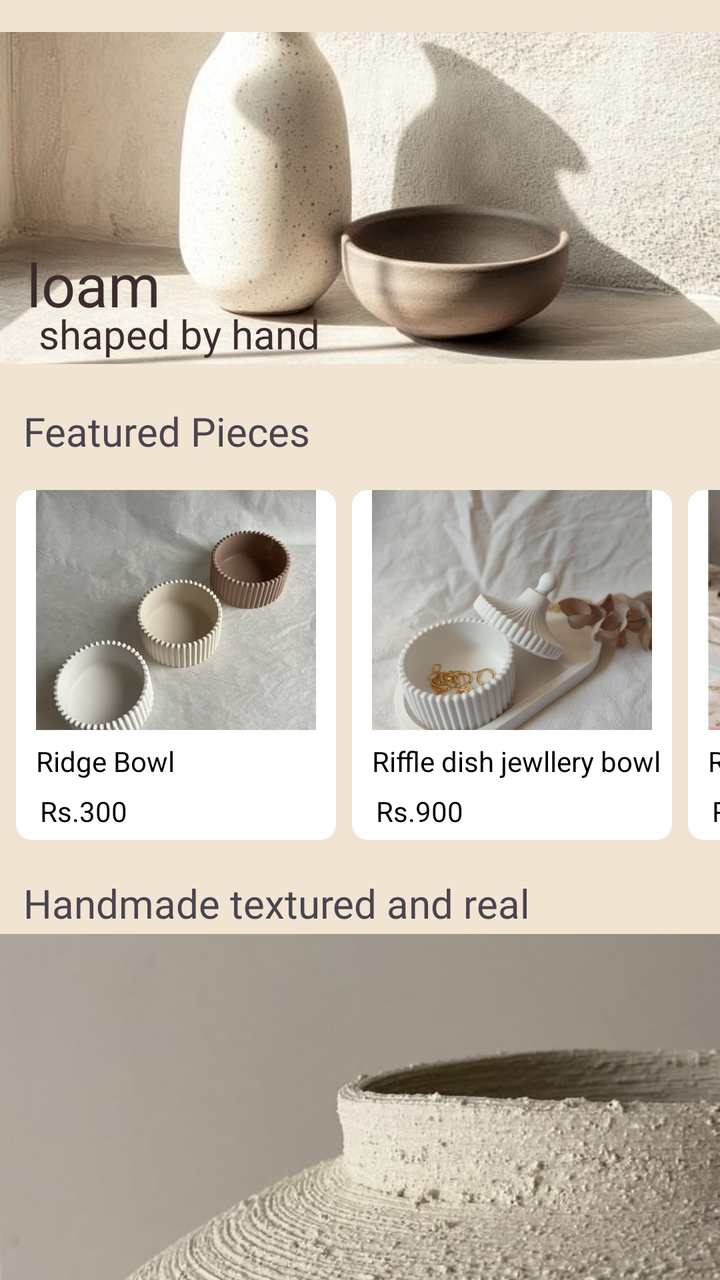
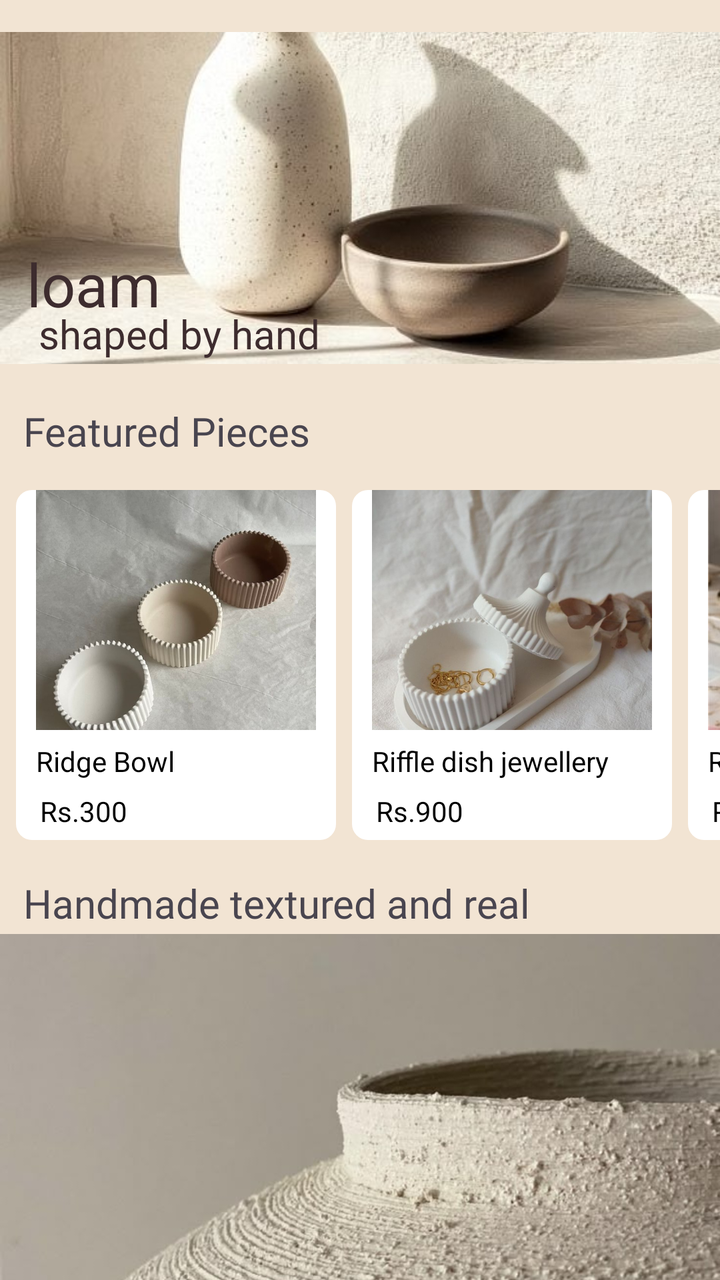

Screens rendered from an Android XML layout before and after an edit, with the pre-edit source and the edit as a unified diff.
<!-- AndroidManifest.xml: application theme Theme.Loam -->
<!-- res/layout/fragment_home.xml -->
<?xml version="1.0" encoding="utf-8"?>
<androidx.core.widget.NestedScrollView xmlns:android="http://schemas.android.com/apk/res/android"
    xmlns:app="http://schemas.android.com/apk/res-auto"
    xmlns:tools="http://schemas.android.com/tools"
    android:layout_width="match_parent"
    android:layout_height="match_parent"
    tools:context=".HomeFragment">
    <androidx.constraintlayout.widget.ConstraintLayout
        android:layout_width="match_parent"
        android:layout_height="wrap_content"
        android:background="#F2E4D3">



        <ImageView
            android:id="@+id/imageView3"
            android:layout_width="0dp"
            android:layout_height="190dp"
            android:layout_marginTop="4dp"
            android:scaleType="fitCenter"
            android:src="@drawable/home_her"
            app:layout_constraintEnd_toEndOf="parent"
            app:layout_constraintHorizontal_bias="1.0"
            app:layout_constraintStart_toStartOf="parent"
            app:layout_constraintTop_toTopOf="parent" />

        <TextView
            android:id="@+id/textView"
            android:layout_width="wrap_content"
            android:layout_height="wrap_content"
            android:text="loam"
            android:textColor="#3D2C2E"
            android:textSize="30sp"
            app:layout_constraintBottom_toBottomOf="@+id/imageView3"
            app:layout_constraintEnd_toEndOf="@+id/imageView3"
            app:layout_constraintHorizontal_bias="0.046"
            app:layout_constraintStart_toStartOf="@+id/imageView3"
            app:layout_constraintTop_toTopOf="@+id/imageView3"
            app:layout_constraintVertical_bias="0.786" />
        <TextView
            android:id="@+id/textView2"
            android:layout_width="wrap_content"
            android:layout_height="wrap_content"
            android:alpha="1"
            android:fontFamily="@font/carattere"
            android:text="shaped by hand"
            android:textColor="#3D2C2E"
            android:textSize="20sp"
            app:layout_constraintBottom_toBottomOf="@+id/imageView3"
            app:layout_constraintEnd_toEndOf="@+id/imageView3"
            app:layout_constraintHorizontal_bias="0.088"
            app:layout_constraintStart_toStartOf="@+id/imageView3"
            app:layout_constraintTop_toTopOf="@+id/imageView3"
            app:layout_constraintVertical_bias="0.917" />
        <TextView
            android:id="@+id/txt"
            android:layout_width="216dp"
            android:layout_height="wrap_content"
            android:layout_marginTop="8dp"
            android:fontFamily="@font/contrail_one"
            android:text="Featured Pieces"
            android:textSize="20sp"
            app:layout_constraintEnd_toEndOf="parent"
            app:layout_constraintHorizontal_bias="0.082"
            app:layout_constraintStart_toStartOf="parent"
            app:layout_constraintTop_toBottomOf="@id/imageView3" />
        <HorizontalScrollView
            android:layout_width="match_parent"
            android:layout_height="wrap_content"
            android:id="@+id/hzsview"

            app:layout_constraintTop_toBottomOf="@+id/txt"

            android:scrollbars="none">

            <LinearLayout
                android:layout_width="wrap_content"
                android:id="@+id/linear_horizontal"
                android:layout_height="wrap_content"
                android:orientation="horizontal"
                android:paddingStart="8dp"
                android:paddingTop="16dp"
                android:paddingEnd="16dp"
                android:paddingBottom="16dp"
                android:clipToOutline="true">
                <LinearLayout
                    android:layout_width="160dp"
                    android:layout_height="wrap_content"
                    android:orientation="vertical"
                    android:background="@drawable/bg"


                    >

                    <ImageView
                        android:id="@+id/imageView4"
                        android:layout_width="match_parent"
                        android:layout_height="120dp"
                        android:padding="10dp"
                        android:scaleType="centerCrop"
                        android:src="@drawable/pr_1" />

                    <TextView
                        android:layout_width="wrap_content"
                        android:layout_height="20dp"
                        android:layout_marginStart="10dp"
                        android:layout_marginTop="6dp"
                        android:text="Ridge Bowl"
                        android:textColor="@color/black" />

                    <TextView
                        android:layout_width="wrap_content"
                        android:layout_height="wrap_content"
                        android:layout_marginStart="7dp"
                        android:padding="5dp"
                        android:text="Rs.300"
                        android:textColor="@color/black" />

                </LinearLayout>
                <LinearLayout
                    android:layout_width="160dp"
                    android:layout_height="wrap_content"
                    android:orientation="vertical"
                    android:layout_marginStart="8dp"
                    android:background="@drawable/bg"

                    >

                    <ImageView
                        android:id="@+id/imageView5"
                        android:layout_width="match_parent"
                        android:layout_height="120dp"
                        android:padding="10dp"
                        android:scaleType="centerCrop"
                        android:src="@drawable/pr_2" />

                    <TextView
                        android:layout_width="wrap_content"
                        android:layout_height="20dp"
                        android:layout_marginStart="10dp"
                        android:layout_marginTop="6dp"
                        android:text="Riffle dish jewllery bowl"
                        android:textColor="@color/black" />

                    <TextView
                        android:layout_width="wrap_content"
                        android:layout_height="wrap_content"
                        android:layout_marginStart="7dp"
                        android:padding="5dp"
                        android:text="Rs.900"
                        android:textColor="@color/black" />

                </LinearLayout>
                <LinearLayout
                    android:layout_width="160dp"
                    android:layout_height="wrap_content"
                    android:orientation="vertical"
                    android:background="@drawable/bg"
                    android:layout_marginStart="8dp"

                    >

                    <ImageView
                        android:id="@+id/imageView6"
                        android:layout_width="match_parent"
                        android:layout_height="120dp"
                        android:padding="10dp"
                        android:scaleType="centerCrop"
                        android:src="@drawable/pr_3" />

                    <TextView
                        android:layout_width="wrap_content"
                        android:layout_height="20dp"
                        android:layout_marginStart="10dp"
                        android:layout_marginTop="6dp"
                        android:text="Ridge Bowl"
                        android:textColor="@color/black" />

                    <TextView
                        android:layout_width="wrap_content"
                        android:layout_height="wrap_content"
                        android:layout_marginStart="7dp"
                        android:padding="5dp"
                        android:text="Rs.1000"
                        android:textColor="@color/black" />

                </LinearLayout>
                <LinearLayout
                    android:layout_width="160dp"
                    android:layout_height="wrap_content"
                    android:orientation="vertical"
                    android:layout_marginStart="8dp"
                    android:background="@drawable/bg"

                    >

                    <ImageView
                        android:id="@+id/imageView10"
                        android:layout_width="match_parent"
                        android:layout_height="120dp"
                        android:padding="10dp"
                        android:scaleType="centerCrop"
                        android:src="@drawable/pr_4" />

                    <TextView
                        android:layout_width="wrap_content"
                        android:layout_height="20dp"
                        android:layout_marginStart="10dp"
                        android:layout_marginTop="6dp"
                        android:text="Ridge Bowl"
                        android:textColor="@color/black" />

                    <TextView
                        android:layout_width="wrap_content"
                        android:layout_height="wrap_content"
                        android:layout_marginStart="7dp"
                        android:padding="5dp"
                        android:text="Rs.300"
                        android:textColor="@color/black" />

                </LinearLayout>
                <LinearLayout
                    android:layout_width="160dp"
                    android:layout_height="wrap_content"
                    android:orientation="vertical"
                    android:layout_marginStart="8dp"
                    android:background="@drawable/bg"

                    >

                    <ImageView
                        android:id="@+id/img8"
                        android:layout_width="match_parent"
                        android:layout_height="120dp"
                        android:padding="10dp"
                        android:scaleType="centerCrop"
                        android:src="@drawable/pr_5" />

                    <TextView
                        android:layout_width="wrap_content"
                        android:layout_height="20dp"
                        android:layout_marginStart="10dp"
                        android:layout_marginTop="6dp"
                        android:text="Ridge Bowl"
                        android:textColor="@color/black" />

                    <TextView
                        android:layout_width="wrap_content"
                        android:layout_height="wrap_content"
                        android:layout_marginStart="7dp"
                        android:padding="5dp"
                        android:text="Rs.300"
                        android:textColor="@color/black" />

                </LinearLayout>
                <LinearLayout
                    android:layout_width="160dp"
                    android:layout_height="wrap_content"
                    android:orientation="vertical"
                    android:layout_marginStart="8dp"
                    android:background="@drawable/bg"

                    >

                    <ImageView
                        android:id="@+id/imageView9"
                        android:layout_width="match_parent"
                        android:layout_height="120dp"
                        android:padding="10dp"
                        android:scaleType="centerCrop"
                        android:src="@drawable/pr_6" />

                    <TextView
                        android:layout_width="wrap_content"
                        android:layout_height="20dp"
                        android:layout_marginStart="10dp"
                        android:layout_marginTop="6dp"
                        android:text="Ridge Bowl"
                        android:textColor="@color/black" />

                    <TextView
                        android:layout_width="wrap_content"
                        android:layout_height="wrap_content"
                        android:layout_marginStart="7dp"
                        android:padding="5dp"
                        android:text="Rs.300"
                        android:textColor="@color/black" />

                </LinearLayout>
            </LinearLayout>
        </HorizontalScrollView>

        <TextView
            android:id="@+id/txt1"
            android:layout_width="wrap_content"
            android:layout_height="wrap_content"
            android:fontFamily="@font/contrail_one"
            android:padding="2dp"
            android:text="Handmade textured and real"
            android:textSize="20sp"
            app:layout_constraintBottom_toTopOf="@id/imageView7"
            app:layout_constraintEnd_toEndOf="parent"
            app:layout_constraintHorizontal_bias="0.094"
            app:layout_constraintStart_toStartOf="parent"
            app:layout_constraintTop_toBottomOf="@id/hzsview" />

        <ImageView
            android:id="@+id/imageView7"
            android:layout_width="0dp"
            android:layout_height="200dp"
            android:scaleType="centerCrop"
            android:src="@drawable/home_2"
            app:layout_constraintEnd_toEndOf="parent"
            app:layout_constraintHorizontal_bias="0.0"
            app:layout_constraintStart_toStartOf="parent"
            app:layout_constraintTop_toBottomOf="@id/txt1"
    />
        <HorizontalScrollView
            android:layout_width="match_parent"
            android:layout_height="wrap_content"
            android:id="@+id/hzsview2"
            app:layout_constraintTop_toBottomOf="@+id/imageView7"

            android:scrollbars="none">

            <LinearLayout
                android:layout_width="wrap_content"
                android:id="@+id/linear_horizontal2"
                android:layout_height="wrap_content"
                android:orientation="horizontal"
                android:paddingStart="8dp"
                android:paddingTop="16dp"
                android:paddingEnd="16dp"
                android:paddingBottom="16dp"
                android:clipToOutline="true">
                <LinearLayout
                    android:layout_width="160dp"
                    android:layout_height="wrap_content"
                    android:orientation="vertical"
                    android:background="@drawable/bg"


                    >

                    <ImageView
                        android:id="@+id/imeView4"
                        android:layout_width="match_parent"
                        android:layout_height="120dp"
                        android:padding="10dp"
                        android:scaleType="centerCrop"
                        android:src="@drawable/vase2" />

                    <TextView
                        android:layout_width="wrap_content"
                        android:layout_height="20dp"
                        android:layout_marginStart="10dp"
                        android:layout_marginTop="6dp"
                        android:text="Ridge Bowl"
                        android:textColor="@color/black" />

                    <TextView
                        android:layout_width="wrap_content"
                        android:layout_height="wrap_content"
                        android:layout_marginStart="7dp"
                        android:padding="5dp"
                        android:text="Rs.300"
                        android:textColor="@color/black" />

                </LinearLayout>
                <LinearLayout
                    android:layout_width="160dp"
                    android:layout_height="wrap_content"
                    android:orientation="vertical"
                    android:layout_marginStart="8dp"
                    android:background="@drawable/bg"

                    >

                    <ImageView
                        android:id="@+id/imView5"
                        android:layout_width="match_parent"
                        android:layout_height="120dp"
                        android:padding="10dp"
                        android:scaleType="centerCrop"
                        android:src="@drawable/planter4" />

                    <TextView
                        android:layout_width="wrap_content"
                        android:layout_height="20dp"
                        android:layout_marginStart="10dp"
                        android:layout_marginTop="6dp"
                        android:text="Riffle dish jewllery bowl"
                        android:textColor="@color/black" />

                    <TextView
                        android:layout_width="wrap_content"
                        android:layout_height="wrap_content"
                        android:layout_marginStart="7dp"
                        android:padding="5dp"
                        android:text="Rs.900"
                        android:textColor="@color/black" />

                </LinearLayout>
                <LinearLayout
                    android:layout_width="160dp"
                    android:layout_height="wrap_content"
                    android:orientation="vertical"
                    android:background="@drawable/bg"
                    android:layout_marginStart="8dp"

                    >

                    <ImageView
                        android:id="@+id/imeView6"
                        android:layout_width="match_parent"
                        android:layout_height="120dp"
                        android:padding="10dp"
                        android:scaleType="centerCrop"
                        android:src="@drawable/wall2" />

                    <TextView
                        android:layout_width="wrap_content"
                        android:layout_height="20dp"
                        android:layout_marginStart="10dp"
                        android:layout_marginTop="6dp"
                        android:text="Ridge Bowl"
                        android:textColor="@color/black" />

                    <TextView
                        android:layout_width="wrap_content"
                        android:layout_height="wrap_content"
                        android:layout_marginStart="7dp"
                        android:padding="5dp"
                        android:text="Rs.1000"
                        android:textColor="@color/black" />

                </LinearLayout>
                <LinearLayout
                    android:layout_width="160dp"
                    android:layout_height="wrap_content"
                    android:orientation="vertical"
                    android:layout_marginStart="8dp"
                    android:background="@drawable/bg"

                    >

                    <ImageView
                        android:id="@+id/imeView10"
                        android:layout_width="match_parent"
                        android:layout_height="120dp"
                        android:padding="10dp"
                        android:scaleType="centerCrop"
                        android:src="@drawable/cup4" />

                    <TextView
                        android:layout_width="wrap_content"
                        android:layout_height="20dp"
                        android:layout_marginStart="10dp"
                        android:layout_marginTop="6dp"
                        android:text="Ridge Bowl"
                        android:textColor="@color/black" />

                    <TextView
                        android:layout_width="wrap_content"
                        android:layout_height="wrap_content"
                        android:layout_marginStart="7dp"
                        android:padding="5dp"
                        android:text="Rs.300"
                        android:textColor="@color/black" />

                </LinearLayout>
                <LinearLayout
                    android:layout_width="160dp"
                    android:layout_height="wrap_content"
                    android:orientation="vertical"
                    android:layout_marginStart="8dp"
                    android:background="@drawable/bg"

                    >

                    <ImageView
                        android:id="@+id/im8"
                        android:layout_width="match_parent"
                        android:layout_height="120dp"
                        android:padding="10dp"
                        android:scaleType="centerCrop"
                        android:src="@drawable/vase4" />

                    <TextView
                        android:layout_width="wrap_content"
                        android:layout_height="20dp"
                        android:layout_marginStart="10dp"
                        android:layout_marginTop="6dp"
                        android:text="Ridge Bowl"
                        android:textColor="@color/black" />

                    <TextView
                        android:layout_width="wrap_content"
                        android:layout_height="wrap_content"
                        android:layout_marginStart="7dp"
                        android:padding="5dp"
                        android:text="Rs.300"
                        android:textColor="@color/black" />

                </LinearLayout>
                <LinearLayout
                    android:layout_width="160dp"
                    android:layout_height="wrap_content"
                    android:orientation="vertical"
                    android:layout_marginStart="8dp"
                    android:background="@drawable/bg"

                    >

                    <ImageView
                        android:id="@+id/imeView9"
                        android:layout_width="match_parent"
                        android:layout_height="120dp"
                        android:padding="10dp"
                        android:scaleType="centerCrop"
                        android:src="@drawable/wall5" />

                    <TextView
                        android:layout_width="wrap_content"
                        android:layout_height="20dp"
                        android:layout_marginStart="10dp"
                        android:layout_marginTop="6dp"
                        android:text="Ridge Bowl"
                        android:textColor="@color/black" />

                    <TextView
                        android:layout_width="wrap_content"
                        android:layout_height="wrap_content"
                        android:layout_marginStart="7dp"
                        android:padding="5dp"
                        android:text="Rs.300"
                        android:textColor="@color/black" />

                </LinearLayout>
            </LinearLayout>
        </HorizontalScrollView>


    </androidx.constraintlayout.widget.ConstraintLayout>


</androidx.core.widget.NestedScrollView>
<!-- resources referenced by this layout -->
<resources>
  <color name="black">#FF000000</color>
  <!-- drawable bg (drawable) -->
  <?xml version="1.0" encoding="utf-8"?>
  <shape xmlns:android="http://schemas.android.com/apk/res/android">
  
      <corners
          android:radius="8dp"/>
      <solid
          android:color="#ffff"/>
  
  </shape>
  <!-- drawable cup4: jpg bitmap (drawable, 63779 bytes) -->
  <!-- drawable home_2: jpg bitmap (drawable, 59845 bytes) -->
  <!-- drawable home_her: jpg bitmap (drawable, 44875 bytes) -->
  <!-- drawable planter4: jpg bitmap (drawable, 45078 bytes) -->
  <!-- drawable pr_1: jpg bitmap (drawable, 74135 bytes) -->
  <!-- drawable pr_2: jpg bitmap (drawable, 61463 bytes) -->
  <!-- drawable pr_3: jpg bitmap (drawable, 17209 bytes) -->
  <!-- drawable pr_4: jpg bitmap (drawable, 48659 bytes) -->
  <!-- drawable pr_5: jpg bitmap (drawable, 76780 bytes) -->
  <!-- drawable pr_6: jpg bitmap (drawable, 95359 bytes) -->
  <!-- drawable vase2: jpg bitmap (drawable, 38754 bytes) -->
  <!-- drawable vase4: jpg bitmap (drawable, 22369 bytes) -->
  <!-- drawable wall2: jpg bitmap (drawable, 87130 bytes) -->
  <!-- drawable wall5: jpg bitmap (drawable, 84260 bytes) -->
  <style name="Theme.Loam" parent="Base.Theme.Loam" />
  <style name="Base.Theme.Loam" parent="Theme.Material3.DayNight.NoActionBar">
          
          
      </style>
</resources>

<!-- the commit's change to res/layout/fragment_home.xml (unified diff, before → after) -->
@@ -139,7 +139,7 @@
                         android:layout_height="20dp"
                         android:layout_marginStart="10dp"
                         android:layout_marginTop="6dp"
-                        android:text="Riffle dish jewllery bowl"
+                        android:text="Riffle dish jewellery bowl"
                         android:textColor="@color/black" />
 
                     <TextView
@@ -173,7 +173,7 @@
                         android:layout_height="20dp"
                         android:layout_marginStart="10dp"
                         android:layout_marginTop="6dp"
-                        android:text="Ridge Bowl"
+                        android:text="Rose Soap Holder"
                         android:textColor="@color/black" />
 
                     <TextView
@@ -207,15 +207,15 @@
                         android:layout_height="20dp"
                         android:layout_marginStart="10dp"
                         android:layout_marginTop="6dp"
-                        android:text="Ridge Bowl"
-                        android:textColor="@color/black" />
-
-                    <TextView
-                        android:layout_width="wrap_content"
-                        android:layout_height="wrap_content"
-                        android:layout_marginStart="7dp"
-                        android:padding="5dp"
-                        android:text="Rs.300"
+                        android:text="3D Design Cup"
+                        android:textColor="@color/black" />
+
+                    <TextView
+                        android:layout_width="wrap_content"
+                        android:layout_height="wrap_content"
+                        android:layout_marginStart="7dp"
+                        android:padding="5dp"
+                        android:text="Rs.750"
                         android:textColor="@color/black" />
 
                 </LinearLayout>
@@ -241,15 +241,15 @@
                         android:layout_height="20dp"
                         android:layout_marginStart="10dp"
                         android:layout_marginTop="6dp"
-                        android:text="Ridge Bowl"
-                        android:textColor="@color/black" />
-
-                    <TextView
-                        android:layout_width="wrap_content"
-                        android:layout_height="wrap_content"
-                        android:layout_marginStart="7dp"
-                        android:padding="5dp"
-                        android:text="Rs.300"
+                        android:text="Cup Placer"
+                        android:textColor="@color/black" />
+
+                    <TextView
+                        android:layout_width="wrap_content"
+                        android:layout_height="wrap_content"
+                        android:layout_marginStart="7dp"
+                        android:padding="5dp"
+                        android:text="Rs.500"
                         android:textColor="@color/black" />
 
                 </LinearLayout>
@@ -275,15 +275,15 @@
                         android:layout_height="20dp"
                         android:layout_marginStart="10dp"
                         android:layout_marginTop="6dp"
-                        android:text="Ridge Bowl"
-                        android:textColor="@color/black" />
-
-                    <TextView
-                        android:layout_width="wrap_content"
-                        android:layout_height="wrap_content"
-                        android:layout_marginStart="7dp"
-                        android:padding="5dp"
-                        android:text="Rs.300"
+                        android:text="Tree Jewellery Holder"
+                        android:textColor="@color/black" />
+
+                    <TextView
+                        android:layout_width="wrap_content"
+                        android:layout_height="wrap_content"
+                        android:layout_marginStart="7dp"
+                        android:padding="5dp"
+                        android:text="Rs.1200"
                         android:textColor="@color/black" />
 
                 </LinearLayout>
@@ -355,15 +355,15 @@
                         android:layout_height="20dp"
                         android:layout_marginStart="10dp"
                         android:layout_marginTop="6dp"
-                        android:text="Ridge Bowl"
-                        android:textColor="@color/black" />
-
-                    <TextView
-                        android:layout_width="wrap_content"
-                        android:layout_height="wrap_content"
-                        android:layout_marginStart="7dp"
-                        android:padding="5dp"
-                        android:text="Rs.300"
+                        android:text="Minimalistic Vase"
+                        android:textColor="@color/black" />
+
+                    <TextView
+                        android:layout_width="wrap_content"
+                        android:layout_height="wrap_content"
+                        android:layout_marginStart="7dp"
+                        android:padding="5dp"
+                        android:text="Rs.500"
                         android:textColor="@color/black" />
 
                 </LinearLayout>
@@ -389,7 +389,7 @@
                         android:layout_height="20dp"
                         android:layout_marginStart="10dp"
                         android:layout_marginTop="6dp"
-                        android:text="Riffle dish jewllery bowl"
+                        android:text="Potli PLanter"
                         android:textColor="@color/black" />
 
                     <TextView
@@ -423,7 +423,7 @@
                         android:layout_height="20dp"
                         android:layout_marginStart="10dp"
                         android:layout_marginTop="6dp"
-                        android:text="Ridge Bowl"
+                        android:text="Nameplate Hanging"
                         android:textColor="@color/black" />
 
                     <TextView
@@ -457,15 +457,15 @@
                         android:layout_height="20dp"
                         android:layout_marginStart="10dp"
                         android:layout_marginTop="6dp"
-                        android:text="Ridge Bowl"
-                        android:textColor="@color/black" />
-
-                    <TextView
-                        android:layout_width="wrap_content"
-                        android:layout_height="wrap_content"
-                        android:layout_marginStart="7dp"
-                        android:padding="5dp"
-                        android:text="Rs.300"
+                        android:text="Icecream design Cups"
+                        android:textColor="@color/black" />
+
+                    <TextView
+                        android:layout_width="wrap_content"
+                        android:layout_height="wrap_content"
+                        android:layout_marginStart="7dp"
+                        android:padding="5dp"
+                        android:text="Rs.600"
                         android:textColor="@color/black" />
 
                 </LinearLayout>
@@ -491,15 +491,15 @@
                         android:layout_height="20dp"
                         android:layout_marginStart="10dp"
                         android:layout_marginTop="6dp"
-                        android:text="Ridge Bowl"
-                        android:textColor="@color/black" />
-
-                    <TextView
-                        android:layout_width="wrap_content"
-                        android:layout_height="wrap_content"
-                        android:layout_marginStart="7dp"
-                        android:padding="5dp"
-                        android:text="Rs.300"
+                        android:text="3D Black Vase"
+                        android:textColor="@color/black" />
+
+                    <TextView
+                        android:layout_width="wrap_content"
+                        android:layout_height="wrap_content"
+                        android:layout_marginStart="7dp"
+                        android:padding="5dp"
+                        android:text="Rs.1000"
                         android:textColor="@color/black" />
 
                 </LinearLayout>
@@ -525,15 +525,15 @@
                         android:layout_height="20dp"
                         android:layout_marginStart="10dp"
                         android:layout_marginTop="6dp"
-                        android:text="Ridge Bowl"
-                        android:textColor="@color/black" />
-
-                    <TextView
-                        android:layout_width="wrap_content"
-                        android:layout_height="wrap_content"
-                        android:layout_marginStart="7dp"
-                        android:padding="5dp"
-                        android:text="Rs.300"
+                        android:text="Wall Hangings"
+                        android:textColor="@color/black" />
+
+                    <TextView
+                        android:layout_width="wrap_content"
+                        android:layout_height="wrap_content"
+                        android:layout_marginStart="7dp"
+                        android:padding="5dp"
+                        android:text="Rs.1200"
                         android:textColor="@color/black" />
 
                 </LinearLayout>
